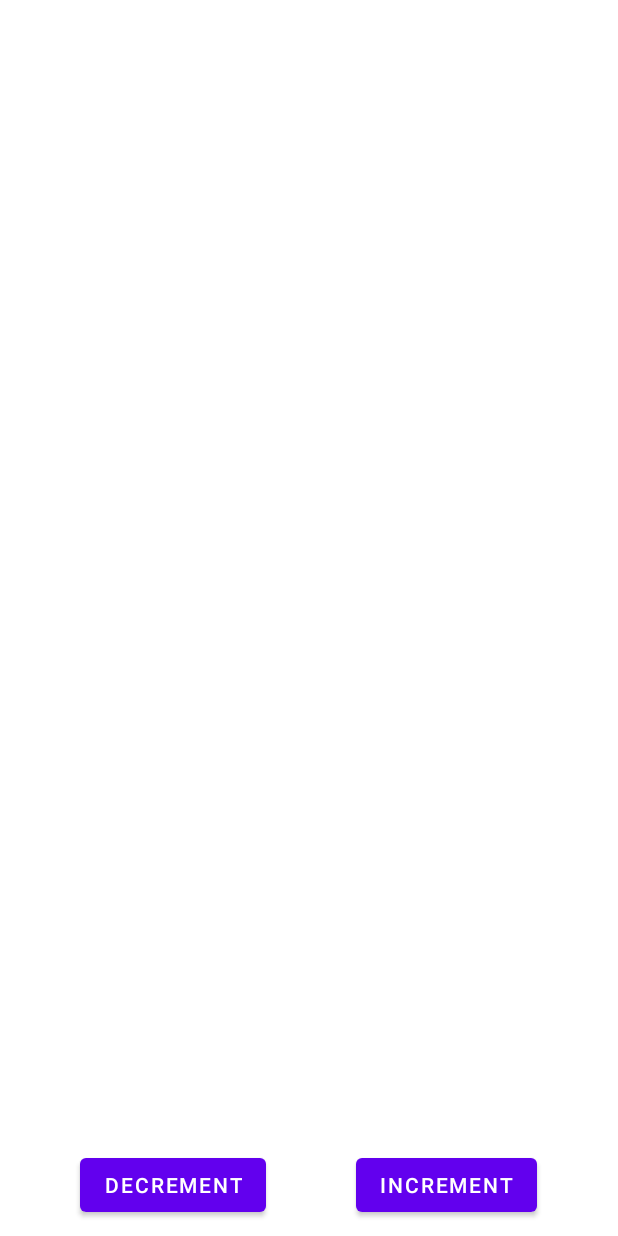
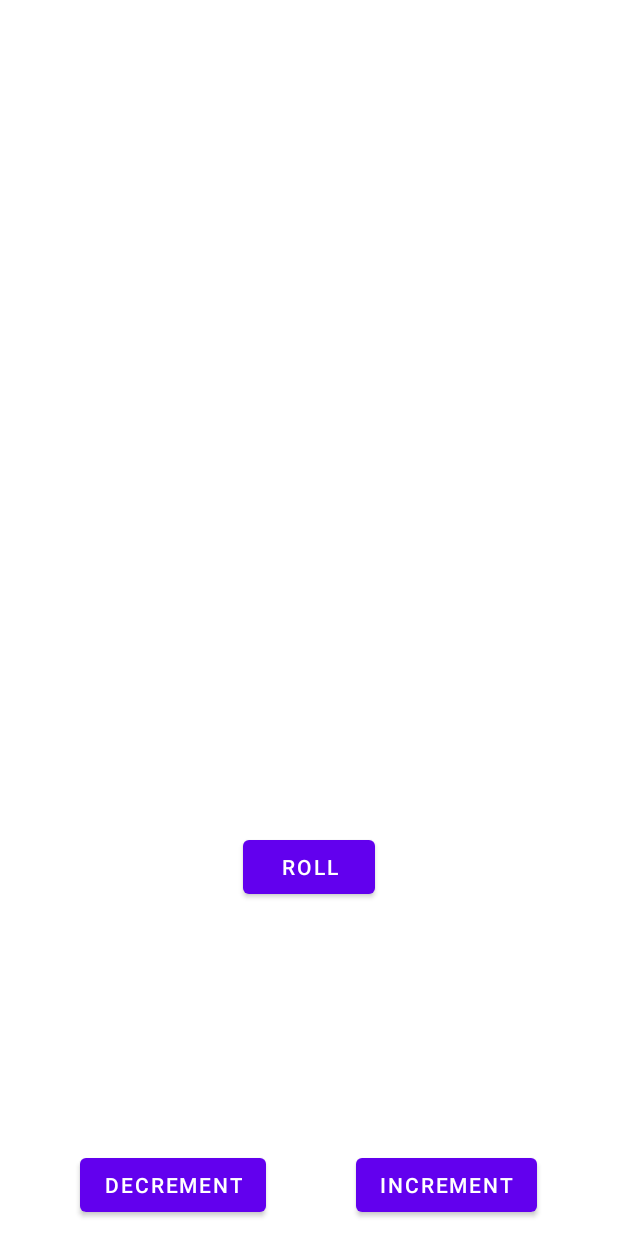
Before and after one commit to kamila0801/DiceCup, an Android app: the layout activity_main.xml on its own in the app's theme, with its tools: preview values and no code run, on a phone screen of 412 x 824 dp. Run offline under Robolectric (Android 15) with nearby library versions, the phone set to English and light mode, and no system bars.

Commit message:
landscape view

```diff
--- /dev/null
+++ b/app/src/main/res/layout-land/activity_main.xml
@@ -0,0 +1,80 @@
+<?xml version="1.0" encoding="utf-8"?>
+
+<layout xmlns:android="http://schemas.android.com/apk/res/android">
+
+    <data>
+
+        <variable
+            name="counter"
+            type="String" />
+    </data>
+
+<LinearLayout
+    android:orientation="vertical"
+    android:layout_width="match_parent"
+    android:layout_height="match_parent">
+
+
+    <LinearLayout
+        android:id="@+id/linearLay1"
+        android:layout_width="match_parent"
+        android:layout_height="80dp"
+        android:layout_marginTop="30dp"
+        android:gravity="center_horizontal"
+        android:orientation="horizontal">
+
+    </LinearLayout>
+
+    <LinearLayout
+        android:id="@+id/linearLay2"
+        android:layout_width="match_parent"
+        android:layout_height="80dp"
+        android:gravity="center_horizontal"
+        android:orientation="horizontal">
+
+    </LinearLayout>
+
+    <LinearLayout
+        android:layout_width="match_parent"
+        android:layout_height="wrap_content"
+        android:layout_weight="1"
+        android:gravity="center|bottom">
+
+        <Button
+            android:id="@+id/rollBtn"
+            android:layout_width="wrap_content"
+            android:layout_height="wrap_content"
+            android:text="Roll" />
+    </LinearLayout>
+
+    <LinearLayout
+        android:layout_width="match_parent"
+        android:layout_height="80dp"
+        android:layout_marginBottom="10dp"
+        android:gravity="center|bottom"
+        android:layout_weight="1">
+
+        <Button
+            android:id="@+id/decrementBtn"
+            android:layout_width="wrap_content"
+            android:layout_height="wrap_content"
+            android:text="decrement"/>
+
+        <TextView
+            android:id="@+id/noDices"
+            android:layout_width="wrap_content"
+            android:layout_height="wrap_content"
+            android:text="@={counter}"
+            android:paddingLeft="30dp"
+            android:paddingRight="30dp"/>
+
+        <Button
+            android:id="@+id/incrementBtn"
+            android:layout_width="wrap_content"
+            android:layout_height="wrap_content"
+            android:text="increment"/>
+
+    </LinearLayout>
+</LinearLayout>
+
+</layout>
--- a/app/src/main/res/layout/activity_main.xml
+++ b/app/src/main/res/layout/activity_main.xml
@@ -12,15 +12,15 @@
     <LinearLayout
         android:layout_width="match_parent"
         android:layout_height="match_parent"
-    tools:context=".MainActivity"
-    android:orientation="vertical">
+        android:orientation="vertical"
+        tools:context=".MainActivity">
 
         <LinearLayout
             android:id="@+id/linearLay1"
             android:layout_width="match_parent"
-        android:gravity="center_horizontal"
             android:layout_height="120dp"
             android:layout_marginTop="30dp"
+            android:gravity="center_horizontal"
             android:orientation="horizontal">
 
         </LinearLayout>
@@ -28,8 +28,8 @@
         <LinearLayout
             android:id="@+id/linearLay2"
             android:layout_width="match_parent"
+            android:layout_height="120dp"
             android:gravity="center_horizontal"
-        android:layout_height="120dp"
             android:orientation="horizontal">
 
         </LinearLayout>
@@ -38,8 +38,8 @@
         <LinearLayout
             android:id="@+id/linearLay3"
             android:layout_width="match_parent"
+            android:layout_height="120dp"
             android:gravity="center_horizontal"
-        android:layout_height="120dp"
             android:orientation="horizontal">
 
         </LinearLayout>
@@ -47,29 +47,42 @@
         <LinearLayout
             android:layout_width="match_parent"
             android:layout_height="wrap_content"
+            android:layout_weight="1"
+            android:gravity="center|bottom">
+
+            <Button
+                android:id="@+id/rollBtn"
+                android:layout_width="wrap_content"
+                android:layout_height="wrap_content"
+                android:text="Roll"/>
+        </LinearLayout>
+
+        <LinearLayout
+            android:layout_width="match_parent"
+            android:layout_height="wrap_content"
             android:layout_marginBottom="10dp"
-        android:gravity="center|bottom"
-        android:layout_weight="1">
+            android:layout_weight="1"
+            android:gravity="center|bottom">
 
             <Button
                 android:id="@+id/decrementBtn"
                 android:layout_width="wrap_content"
                 android:layout_height="wrap_content"
-            android:text="decrement"/>
+                android:text="decrement" />
 
             <TextView
                 android:id="@+id/noDices"
                 android:layout_width="wrap_content"
                 android:layout_height="wrap_content"
-            android:text="@={counter}"
                 android:paddingLeft="30dp"
-            android:paddingRight="30dp"/>
+                android:paddingRight="30dp"
+                android:text="@={counter}" />
 
             <Button
                 android:id="@+id/incrementBtn"
                 android:layout_width="wrap_content"
                 android:layout_height="wrap_content"
-            android:text="increment"/>
+                android:text="increment" />
 
         </LinearLayout>
 
```
Also changed, not shown: app/src/main/java/com/example/dicecup/MainActivity.kt (+84 -20 lines). Lines whose indentation alone changed are shown as unchanged.
